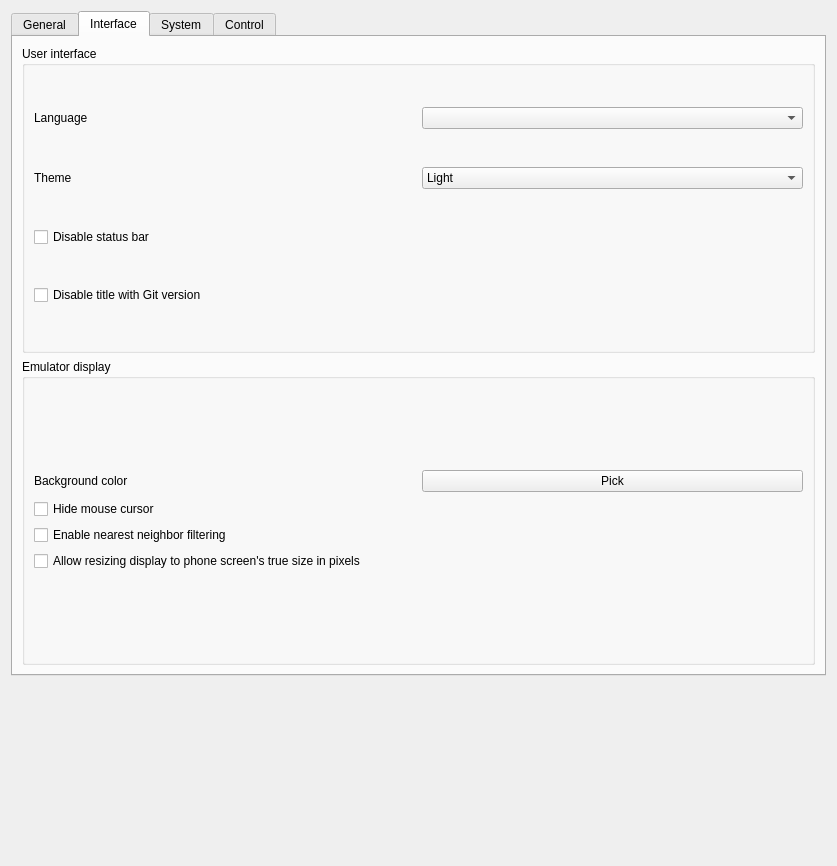
Before: the Qt Designer form src/emu/qt/src/settings_dialog.ui in EKA2L1/EKA2L1, drawn with Qt 5.
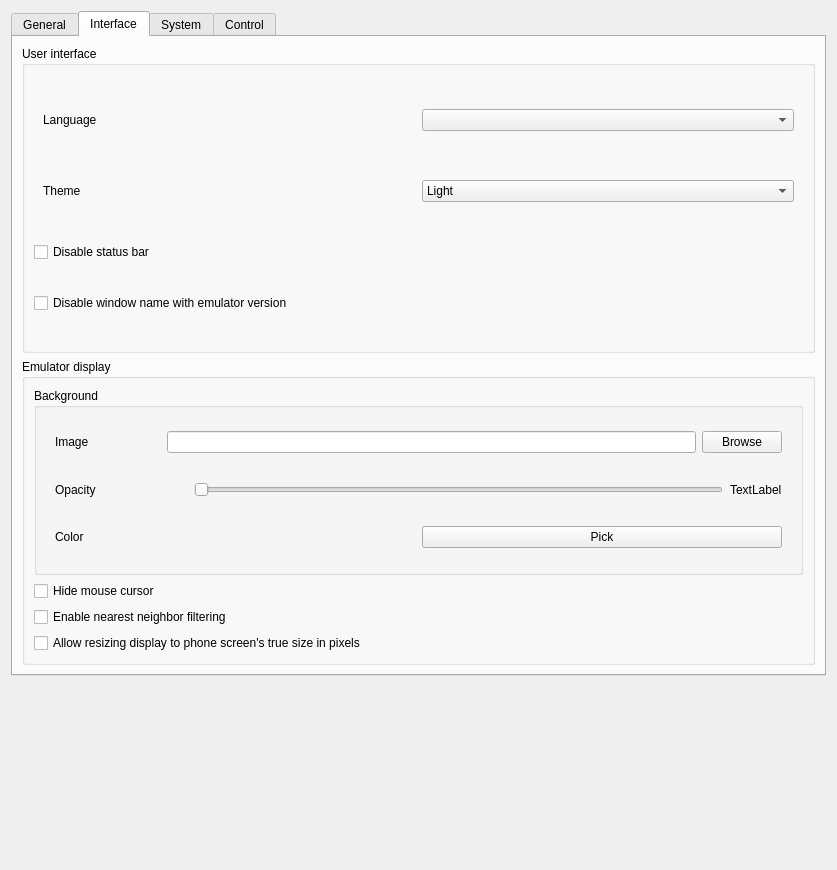
After: the same form once the commit is applied. The open tabs and pages were chosen to show the change.

Commit message: emu: Try to improve LAN bluetooth netplay and add PC background change

```diff
--- a/src/emu/qt/src/settings_dialog.ui
+++ b/src/emu/qt/src/settings_dialog.ui
@@ -7,7 +7,7 @@
     <x>0</x>
     <y>0</y>
     <width>837</width>
-    <height>866</height>
+    <height>870</height>
    </rect>
   </property>
   <property name="sizePolicy">
@@ -463,8 +463,53 @@
          </property>
          <layout class="QGridLayout" name="gridLayout_5">
           <item row="0" column="0">
-           <layout class="QVBoxLayout" name="emulator_display_layout" stretch="1,1,1,1">
+           <layout class="QVBoxLayout" name="emulator_display_layout" stretch="0,1,1,1">
             <item>
+             <widget class="QGroupBox" name="emulator_display_background">
+              <property name="title">
+               <string>Background</string>
+              </property>
+              <layout class="QGridLayout" name="gridLayout_14">
+               <item row="0" column="0">
+                <widget class="QWidget" name="emulator_display_bg_image_choose_widget" native="true">
+                 <property name="sizePolicy">
+                  <sizepolicy hsizetype="Preferred" vsizetype="Fixed">
+                   <horstretch>0</horstretch>
+                   <verstretch>0</verstretch>
+                  </sizepolicy>
+                 </property>
+                 <layout class="QHBoxLayout" name="emulator_display_bg_path_widget" stretch="1,5,0">
+                  <item>
+                   <widget class="QLabel" name="emulator_display_bg_image_desc_label">
+                    <property name="sizePolicy">
+                     <sizepolicy hsizetype="Preferred" vsizetype="Preferred">
+                      <horstretch>0</horstretch>
+                      <verstretch>0</verstretch>
+                     </sizepolicy>
+                    </property>
+                    <property name="text">
+                     <string>Image</string>
+                    </property>
+                   </widget>
+                  </item>
+                  <item>
+                   <widget class="QLineEdit" name="emulator_display_bg_image_path_line_edit">
+                    <property name="readOnly">
+                     <bool>true</bool>
+                    </property>
+                   </widget>
+                  </item>
+                  <item>
+                   <widget class="QPushButton" name="emulator_display_bg_image_browse_button">
+                    <property name="text">
+                     <string>Browse</string>
+                    </property>
+                   </widget>
+                  </item>
+                 </layout>
+                </widget>
+               </item>
+               <item row="2" column="0">
              <widget class="QWidget" name="emulator_display_bgc_choose_widget" native="true">
               <property name="sizePolicy">
                <sizepolicy hsizetype="Preferred" vsizetype="Fixed">
@@ -476,22 +521,10 @@
                <property name="spacing">
                 <number>7</number>
                </property>
-               <property name="leftMargin">
-                <number>0</number>
-               </property>
-               <property name="topMargin">
-                <number>1</number>
-               </property>
-               <property name="rightMargin">
-                <number>0</number>
-               </property>
-               <property name="bottomMargin">
-                <number>1</number>
-               </property>
                <item>
                 <widget class="QLabel" name="emulator_display_bgc_desc_label">
                  <property name="text">
-                  <string>Background color</string>
+                     <string>Color</string>
                  </property>
                 </widget>
                </item>
@@ -511,6 +544,54 @@
               </layout>
              </widget>
             </item>
+               <item row="1" column="0">
+                <widget class="QWidget" name="emualator_display_bg_opacity_widget" native="true">
+                 <property name="sizePolicy">
+                  <sizepolicy hsizetype="Preferred" vsizetype="Fixed">
+                   <horstretch>0</horstretch>
+                   <verstretch>0</verstretch>
+                  </sizepolicy>
+                 </property>
+                 <layout class="QHBoxLayout" name="horizontalLayout" stretch="2,8,1">
+                  <property name="spacing">
+                   <number>7</number>
+                  </property>
+                  <item>
+                   <widget class="QLabel" name="emulator_display_bg_opacity_desc_label">
+                    <property name="text">
+                     <string>Opacity</string>
+                    </property>
+                   </widget>
+                  </item>
+                  <item>
+                   <widget class="QSlider" name="emulator_display_bg_opacity_val_slider">
+                    <property name="maximum">
+                     <number>255</number>
+                    </property>
+                    <property name="orientation">
+                     <enum>Qt::Horizontal</enum>
+                    </property>
+                   </widget>
+                  </item>
+                  <item>
+                   <widget class="QLabel" name="emulator_display_bg_opacity_val_label">
+                    <property name="sizePolicy">
+                      <sizepolicy hsizetype="Fixed" vsizetype="Preferred">
+                        <horstretch>0</horstretch>
+                        <verstretch>0</verstretch>
+                      </sizepolicy>
+                    </property>
+                    <property name="text">
+                     <string>TextLabel</string>
+                    </property>
+                   </widget>
+                  </item>
+                 </layout>
+                </widget>
+               </item>
+              </layout>
+             </widget>
+            </item>
             <item>
              <widget class="QCheckBox" name="emulator_display_hide_cursor_checkbox">
               <property name="text">
@@ -546,7 +627,34 @@
           <string>User interface</string>
          </property>
          <layout class="QGridLayout" name="gridLayout_4" rowstretch="1,0,0,0">
+          <item row="3" column="0">
+           <widget class="QCheckBox" name="interface_disable_easter_egg_title_checkbox">
+            <property name="toolTip">
+             <string>Enable this will make window has the constant name of &quot;EKA2L1&quot;, with no additional info.</string>
+            </property>
+            <property name="statusTip">
+             <string/>
+            </property>
+            <property name="text">
+             <string>Disable window name with emulator version</string>
+            </property>
+           </widget>
+          </item>
+          <item row="2" column="0">
+           <widget class="QCheckBox" name="interface_status_bar_checkbox">
+            <property name="text">
+             <string>Disable status bar</string>
+            </property>
+           </widget>
+          </item>
           <item row="0" column="0">
+           <widget class="QWidget" name="interface_language_layout" native="true">
+            <property name="sizePolicy">
+             <sizepolicy hsizetype="Preferred" vsizetype="Fixed">
+              <horstretch>0</horstretch>
+              <verstretch>0</verstretch>
+             </sizepolicy>
+            </property>
            <layout class="QHBoxLayout" name="interface_language_layout">
             <item>
              <widget class="QLabel" name="interface_language_label">
@@ -559,8 +667,16 @@
              <widget class="QComboBox" name="interface_language_combo"/>
             </item>
            </layout>
+           </widget>
           </item>
           <item row="1" column="0">
+           <widget class="QWidget" name="interface_theme_layout" native="true">
+            <property name="sizePolicy">
+             <sizepolicy hsizetype="Preferred" vsizetype="Fixed">
+              <horstretch>0</horstretch>
+              <verstretch>0</verstretch>
+             </sizepolicy>
+            </property>
            <layout class="QHBoxLayout" name="interface_theme_layout">
             <item>
              <widget class="QLabel" name="interface_theme_label">
@@ -584,25 +700,6 @@
              </widget>
             </item>
            </layout>
-          </item>
-          <item row="3" column="0">
-           <widget class="QCheckBox" name="interface_disable_easter_egg_title_checkbox">
-            <property name="toolTip">
-             <string>Enable this will make window has the constant name of &quot;EKA2L1&quot;, with no additional info.</string>
-            </property>
-            <property name="statusTip">
-             <string/>
-            </property>
-            <property name="text">
-             <string>Disable title with Git version</string>
-            </property>
-           </widget>
-          </item>
-          <item row="2" column="0">
-           <widget class="QCheckBox" name="interface_status_bar_checkbox">
-            <property name="text">
-             <string>Disable status bar</string>
-            </property>
            </widget>
           </item>
          </layout>
```
Left out of the diff: 2 changed lines with no effect on the pictures. Lines whose indentation alone changed are shown as unchanged. The commit also changes 30 other files.
